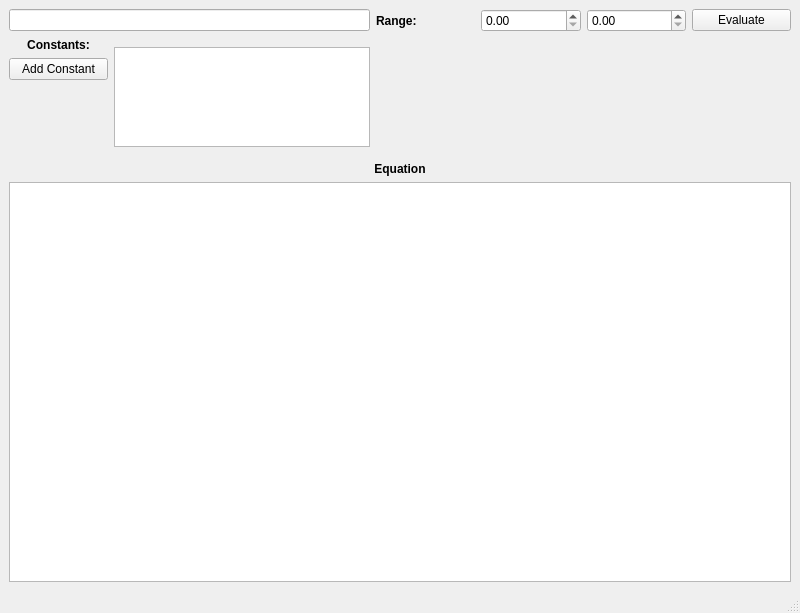
This is Graphing.ui in 4ydx/easygraph as Qt 5 draws it before an edit. The edited form follows.
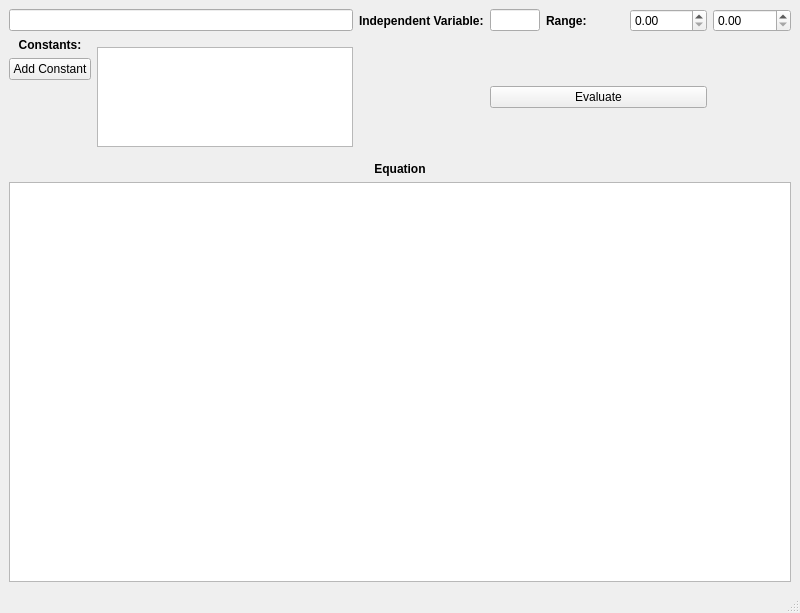
This is the edited form.

```diff
--- a/Graphing.ui
+++ b/Graphing.ui
@@ -26,6 +26,29 @@
      <widget class="QLineEdit" name="equationLineEdit" />
     </item>
     <item row="0" column="2" >
+     <widget class="QLabel" name="label_3" >
+      <property name="font" >
+       <font>
+        <weight>75</weight>
+        <bold>true</bold>
+       </font>
+      </property>
+      <property name="text" >
+       <string>Independent Variable:</string>
+      </property>
+     </widget>
+    </item>
+    <item row="0" column="3" >
+     <widget class="QLineEdit" name="lineEdit" >
+      <property name="maximumSize" >
+       <size>
+        <width>50</width>
+        <height>16777215</height>
+       </size>
+      </property>
+     </widget>
+    </item>
+    <item row="0" column="4" >
      <widget class="QLabel" name="label_2" >
       <property name="font" >
        <font>
@@ -41,19 +64,12 @@
       </property>
      </widget>
     </item>
-    <item row="0" column="3" >
+    <item row="0" column="5" >
      <widget class="QDoubleSpinBox" name="lowerDoubleSpinBox" />
     </item>
-    <item row="0" column="4" >
+    <item row="0" column="6" >
      <widget class="QDoubleSpinBox" name="higherDoubleSpinBox" />
     </item>
-    <item row="0" column="5" >
-     <widget class="QPushButton" name="evaluatePushButton" >
-      <property name="text" >
-       <string>Evaluate</string>
-      </property>
-     </widget>
-    </item>
     <item row="1" column="0" >
      <widget class="QLabel" name="label" >
       <property name="font" >
@@ -70,7 +86,7 @@
       </property>
      </widget>
     </item>
-    <item rowspan="3" row="1" column="1" >
+    <item rowspan="4" row="1" column="1" >
      <widget class="QTableView" name="constantsTableView" >
       <property name="sizePolicy" >
        <sizepolicy vsizetype="Fixed" hsizetype="Fixed" >
@@ -84,12 +100,18 @@
         <height>100</height>
        </size>
       </property>
+      <property name="editTriggers" >
+       <set>QAbstractItemView::AnyKeyPressed|QAbstractItemView::DoubleClicked|QAbstractItemView::EditKeyPressed</set>
+      </property>
+      <property name="tabKeyNavigation" >
+       <bool>false</bool>
+      </property>
       <property name="selectionMode" >
        <enum>QAbstractItemView::SingleSelection</enum>
       </property>
      </widget>
     </item>
-    <item rowspan="3" row="1" column="2" >
+    <item rowspan="4" row="1" column="2" >
      <spacer name="verticalSpacer" >
       <property name="orientation" >
        <enum>Qt::Vertical</enum>
@@ -102,6 +124,19 @@
       </property>
      </spacer>
     </item>
+    <item rowspan="2" row="1" column="4" >
+     <spacer name="verticalSpacer_3" >
+      <property name="orientation" >
+       <enum>Qt::Vertical</enum>
+      </property>
+      <property name="sizeHint" stdset="0" >
+       <size>
+        <width>72</width>
+        <height>40</height>
+       </size>
+      </property>
+     </spacer>
+    </item>
     <item row="2" column="0" >
      <widget class="QPushButton" name="addConstantsModelPointPushButton" >
       <property name="text" >
@@ -109,7 +144,7 @@
       </property>
      </widget>
     </item>
-    <item row="3" column="0" >
+    <item rowspan="2" row="3" column="0" >
      <spacer name="verticalSpacer_2" >
       <property name="orientation" >
        <enum>Qt::Vertical</enum>
@@ -122,7 +157,27 @@
       </property>
      </spacer>
     </item>
-    <item row="4" column="0" colspan="6" >
+    <item row="3" column="3" colspan="3" >
+     <widget class="QPushButton" name="evaluatePushButton" >
+      <property name="text" >
+       <string>Evaluate</string>
+      </property>
+     </widget>
+    </item>
+    <item row="4" column="4" >
+     <spacer name="verticalSpacer_4" >
+      <property name="orientation" >
+       <enum>Qt::Vertical</enum>
+      </property>
+      <property name="sizeHint" stdset="0" >
+       <size>
+        <width>72</width>
+        <height>22</height>
+       </size>
+      </property>
+     </spacer>
+    </item>
+    <item row="5" column="0" colspan="7" >
      <widget class="QLabel" name="equationLabel" >
       <property name="font" >
        <font>
@@ -138,8 +193,14 @@
       </property>
      </widget>
     </item>
-    <item row="5" column="0" colspan="6" >
+    <item row="6" column="0" colspan="7" >
      <widget class="QTextBrowser" name="textBrowser" >
+      <property name="sizePolicy" >
+       <sizepolicy vsizetype="Expanding" hsizetype="Expanding" >
+        <horstretch>0</horstretch>
+        <verstretch>0</verstretch>
+       </sizepolicy>
+      </property>
       <property name="minimumSize" >
        <size>
         <width>0</width>
```
